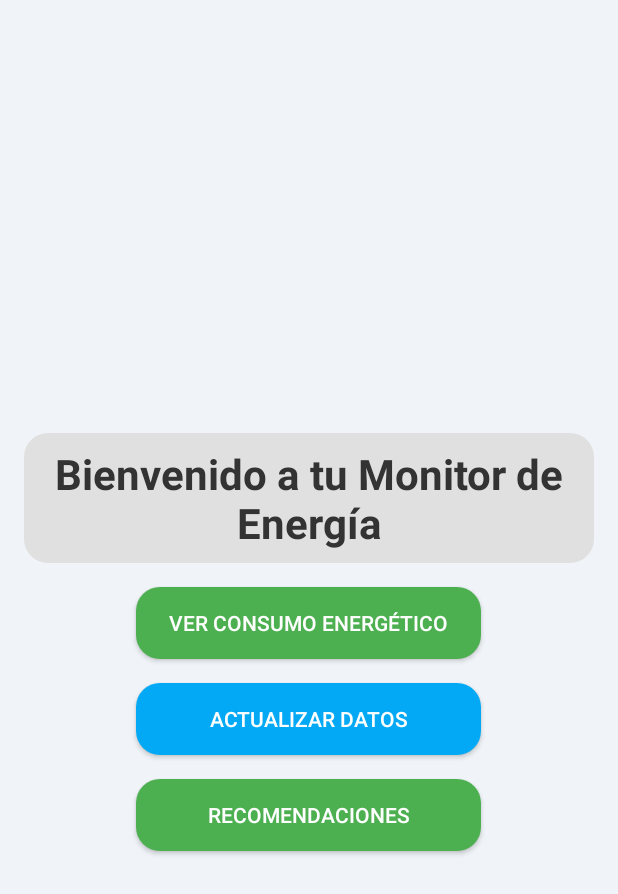
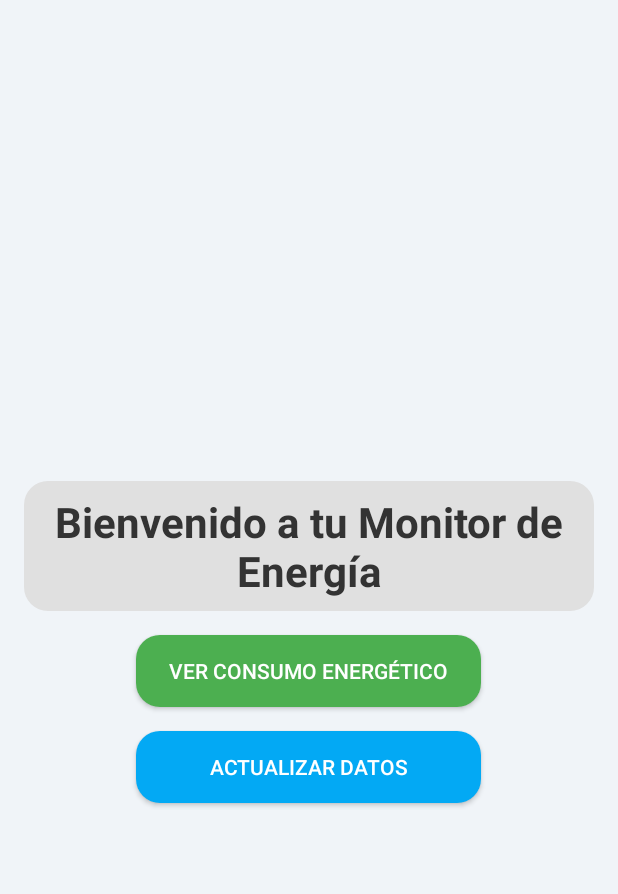
Before and after one commit to Oyupa/PDE_Consumo_Energetico, an Android app built with Jetpack Compose: the screen it shows after launch (MainActivity), on a phone screen of 412 x 824 dp. Shown: the top 894 px of the screen. Run offline under Robolectric (Android 15) with nearby library versions, the phone set to English and light mode, and no system bars.

Commit message:
quitar botón recomendaciones de la pantalla principal

```diff
--- a/app/src/main/res/layout/activity_main.xml
+++ b/app/src/main/res/layout/activity_main.xml
@@ -44,15 +44,5 @@
         android:ellipsize="end"/>
 
     <!-- Nuevo botón para Recomendaciones -->
-    <Button
-        android:id="@+id/btnRecomendaciones"
-        android:layout_width="230dp"
-        android:layout_height="wrap_content"
-        android:text="Recomendaciones"
-        android:layout_marginTop="16dp"
-        android:background="@drawable/rounded_button_green"
-        android:textColor="#FFFFFF"
-        android:maxLines="2"
-        android:ellipsize="end"/>
 
 </LinearLayout>
```
